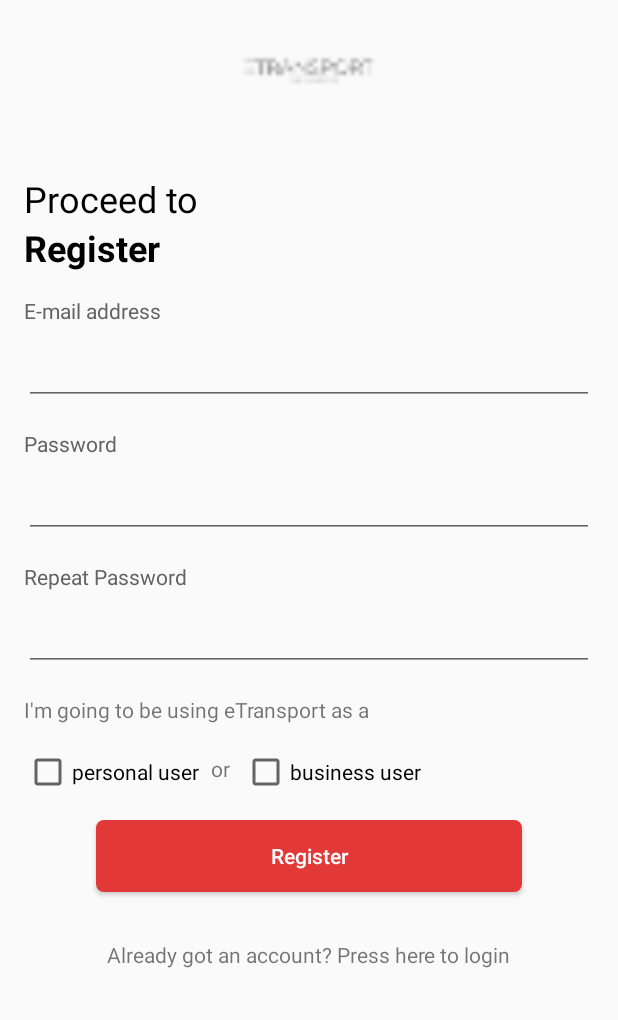
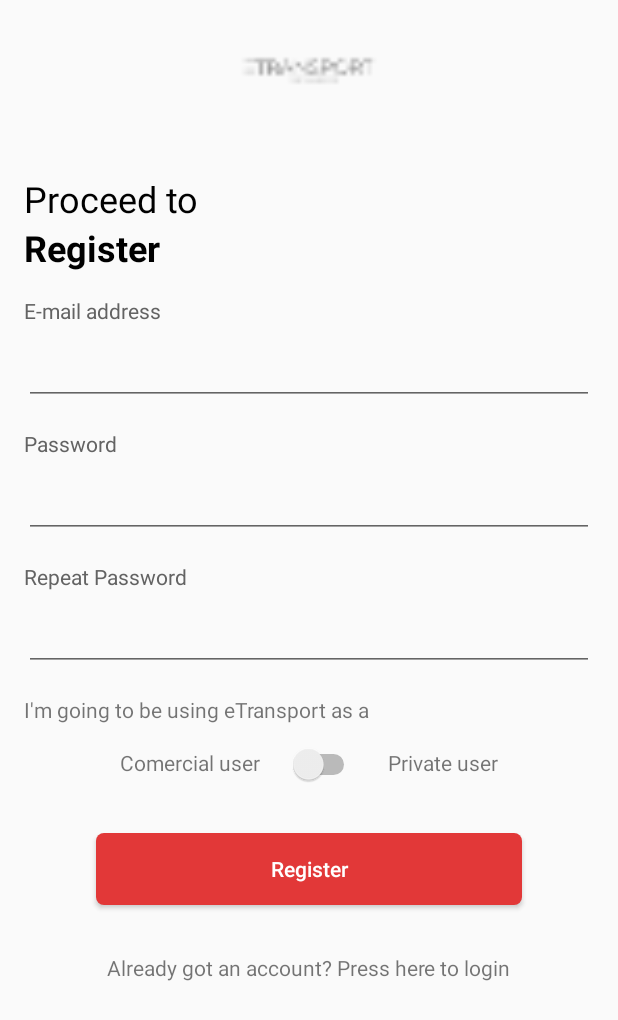
Before and after one commit to DamianSauren/ETransitAndroid, an Android app: the screen it shows after launch (StartActivity), after a tap on "No account yet? Press here to register.", on a phone screen of 412 x 824 dp. Shown: the top 1020 px of the screen. Run offline under Robolectric (Android 15) with nearby library versions, the phone set to English and light mode, and no system bars; our stand-ins replace Firebase (no records; nobody signed in at launch, a user with empty details on screens opened directly).

Commit message:
Changed registration and added orders with database read and write

```diff
--- a/app/build.gradle
+++ b/app/build.gradle
@@ -10,7 +10,7 @@ android {
 
     defaultConfig {
         applicationId "com.example.etransportandroid"
-        minSdkVersion 24
+        minSdkVersion 26
         targetSdkVersion 29
         versionCode 1
         versionName "1.0"
--- a/app/src/main/java/com/example/etransportandroid/StartActivity.kt
+++ b/app/src/main/java/com/example/etransportandroid/StartActivity.kt
@@ -2,12 +2,12 @@ package com.example.etransportandroid
 
 import android.content.Intent
 import android.os.Bundle
-import android.util.Log
-import android.widget.Toast
 import androidx.appcompat.app.AppCompatActivity
 import androidx.constraintlayout.widget.ConstraintLayout
 import androidx.fragment.app.Fragment
 import com.example.etransportandroid.enumClasses.Fragments
+import com.example.etransportandroid.fragments.LoginFragment
+import com.example.etransportandroid.fragments.RegisterFragment
 import com.example.etransportandroid.interfaces.FragmentManagement
 import com.google.firebase.FirebaseApp
 import com.google.firebase.auth.FirebaseAuth
@@ -17,8 +17,10 @@ class StartActivity: AppCompatActivity(), FragmentManagement {
 
     private var currentFragment: Fragment = LoginFragment(this)
 
-    override fun onStart() {
-        super.onStart()
+    override fun onCreate(savedInstanceState: Bundle?) {
+        super.onCreate(savedInstanceState)
+        FirebaseApp.initializeApp(this)
+        setContentView(R.layout.activity_login)
         mAuth = FirebaseAuth.getInstance()
 
         //Check if the current user is singed in (non-null) and proceed to MainActivity
@@ -26,12 +28,6 @@ class StartActivity: AppCompatActivity(), FragmentManagement {
         if(currentUser!= null) {
             loadMainActivity()
         }
-    }
-
-    override fun onCreate(savedInstanceState: Bundle?) {
-        super.onCreate(savedInstanceState)
-        FirebaseApp.initializeApp(this)
-        setContentView(R.layout.activity_login)
 
         if(findViewById<ConstraintLayout>(R.id.container) != null) {
             if(savedInstanceState == null) {
@@ -42,7 +38,7 @@ class StartActivity: AppCompatActivity(), FragmentManagement {
         }
     }
 
-    public fun loadMainActivity() {
+    fun loadMainActivity() {
         val intent = Intent(this, MainActivity::class.java)
         startActivity(intent)
     }
--- a/app/src/main/java/com/example/etransportandroid/data/User.kt
+++ b/app/src/main/java/com/example/etransportandroid/data/User.kt
@@ -4,7 +4,6 @@ import com.google.firebase.database.IgnoreExtraProperties
 
 @IgnoreExtraProperties
 data class User(
-    var username: String? = "",
     var groupID: String = "",
     var orders: Orders
 ) {
--- a/app/src/main/java/com/example/etransportandroid/BookingFragment.kt
+++ b/app/src/main/java/com/example/etransportandroid/fragments/BookingFragment.kt
@@ -1,10 +1,11 @@
-package com.example.etransportandroid
+package com.example.etransportandroid.fragments
 
 import android.os.Bundle
 import android.view.LayoutInflater
 import android.view.View
 import android.view.ViewGroup
 import androidx.fragment.app.Fragment
+import com.example.etransportandroid.R
 
 class BookingFragment: Fragment() {
 
--- a/app/src/main/java/com/example/etransportandroid/FirstFragment.kt
+++ b/app/src/main/java/com/example/etransportandroid/fragments/FirstFragment.kt
@@ -1,4 +1,4 @@
-package com.example.etransportandroid
+package com.example.etransportandroid.fragments
 
 import android.os.Bundle
 import androidx.fragment.app.Fragment
@@ -7,6 +7,7 @@ import android.view.View
 import android.view.ViewGroup
 import android.widget.Button
 import androidx.navigation.fragment.findNavController
+import com.example.etransportandroid.R
 
 /**
  * A simple [Fragment] subclass as the default destination in the navigation.
--- a/app/src/main/java/com/example/etransportandroid/LoginFragment.kt
+++ b/app/src/main/java/com/example/etransportandroid/fragments/LoginFragment.kt
@@ -1,4 +1,4 @@
-package com.example.etransportandroid
+package com.example.etransportandroid.fragments
 
 import android.os.Bundle
 import android.util.Log
@@ -10,11 +10,11 @@ import android.widget.EditText
 import android.widget.TextView
 import android.widget.Toast
 import androidx.fragment.app.Fragment
+import com.example.etransportandroid.R
+import com.example.etransportandroid.StartActivity
 import com.example.etransportandroid.enumClasses.Fragments
 import com.example.etransportandroid.interfaces.FragmentManagement
 import com.google.firebase.auth.FirebaseAuth
-import kotlinx.android.synthetic.main.fragment_login.*
-import kotlinx.android.synthetic.main.fragment_login.view.*
 
 class LoginFragment(private val fragmentManagement: FragmentManagement): Fragment() {
 
--- a/app/src/main/java/com/example/etransportandroid/RegisterFragment.kt
+++ b/app/src/main/java/com/example/etransportandroid/fragments/RegisterFragment.kt
@@ -1,19 +1,18 @@
-package com.example.etransportandroid
+package com.example.etransportandroid.fragments
 
 import android.os.Bundle
 import android.util.Log
 import android.view.LayoutInflater
 import android.view.View
 import android.view.ViewGroup
-import android.widget.Button
-import android.widget.EditText
-import android.widget.TextView
-import android.widget.Toast
+import android.widget.*
 import androidx.fragment.app.Fragment
+import com.example.etransportandroid.R
+import com.example.etransportandroid.StartActivity
+import com.example.etransportandroid.data.Database
 import com.example.etransportandroid.enumClasses.Fragments
 import com.example.etransportandroid.interfaces.FragmentManagement
 import com.google.firebase.auth.FirebaseAuth
-import kotlinx.android.synthetic.main.fragment_register.view.*
 
 class RegisterFragment(private val fragmentManagement: FragmentManagement): Fragment() {
 
@@ -25,6 +24,7 @@ class RegisterFragment(private val fragmentManagement: FragmentManagement): Frag
     private lateinit var repeatPasswordEditText: EditText
     private lateinit var registerButton: Button
     private lateinit var loginTextView: TextView
+    private lateinit var groupSwitch: Switch
 
     override fun onCreateView(
         inflater: LayoutInflater,
@@ -38,6 +38,7 @@ class RegisterFragment(private val fragmentManagement: FragmentManagement): Frag
         repeatPasswordEditText = layout.findViewById(R.id.repeat_password_register_edittext)
         registerButton = layout.findViewById(R.id.register_button)
         loginTextView = layout.findViewById(R.id.login_textview)
+        groupSwitch = layout.findViewById(R.id.group_switch_register)
 
         mAuth = FirebaseAuth.getInstance()
         setupRegisterForm()
@@ -90,6 +91,14 @@ class RegisterFragment(private val fragmentManagement: FragmentManagement): Frag
                     Log.d("LOGIN", "createUserWithEmail:success")
                     val user = mAuth.currentUser
                     (activity as StartActivity).loadMainActivity()
+
+                    if (user != null) {
+                        Database().writeNewUser(
+                            userId = user.uid,
+                            groupId = if(!groupSwitch.isChecked) Database.GroupID.COMMERCIAL else Database.GroupID.PRIVATE
+
+                        )
+                    }
                 } else {
                     // If sign in fails, display a message to the user.
                     Log.w("LOGIN", "createUserWithEmail:failure", task.exception)
--- a/app/src/main/res/layout/fragment_first.xml
+++ b/app/src/main/res/layout/fragment_first.xml
@@ -4,7 +4,7 @@
     xmlns:tools="http://schemas.android.com/tools"
     android:layout_width="match_parent"
     android:layout_height="match_parent"
-    tools:context=".FirstFragment">
+    tools:context=".fragments.FirstFragment">
 
     <TextView
         android:id="@+id/textview_first"
--- a/app/src/main/res/layout/fragment_register.xml
+++ b/app/src/main/res/layout/fragment_register.xml
@@ -94,9 +94,9 @@
       android:id="@+id/register_button"
       android:layout_width="0dp"
       android:layout_height="wrap_content"
+      android:layout_marginStart="64dp"
+      android:layout_marginTop="32dp"
       android:layout_marginEnd="64dp"
-      android:layout_marginStart="64dp"
-      android:layout_marginTop="16dp"
       android:background="@drawable/rounded_corners"
       android:text="Register"
       android:textAllCaps="false"
@@ -104,7 +104,7 @@
       app:layout_constraintEnd_toEndOf="parent"
       app:layout_constraintHorizontal_bias="0.0"
       app:layout_constraintStart_toStartOf="parent"
-      app:layout_constraintTop_toBottomOf="@+id/checkBox2" />
+      app:layout_constraintTop_toBottomOf="@+id/group_switch_register" />
 
   <TextView
       android:id="@+id/login_textview"
@@ -142,36 +142,6 @@
       app:layout_constraintStart_toStartOf="parent"
       app:layout_constraintTop_toBottomOf="@+id/textView4" />
 
-  <CheckBox
-      android:id="@+id/checkBox"
-      android:layout_width="wrap_content"
-      android:layout_height="wrap_content"
-      android:layout_marginStart="16dp"
-      android:layout_marginTop="16dp"
-      android:text="personal user"
-      app:layout_constraintStart_toStartOf="parent"
-      app:layout_constraintTop_toBottomOf="@+id/login_textview" />
-
-  <CheckBox
-      android:id="@+id/checkBox2"
-      android:layout_width="wrap_content"
-      android:layout_height="wrap_content"
-      android:layout_marginStart="8dp"
-      android:layout_marginTop="16dp"
-      android:text="business user"
-      app:layout_constraintStart_toEndOf="@+id/textView5"
-      app:layout_constraintTop_toBottomOf="@+id/login_textview" />
-
-  <TextView
-      android:id="@+id/textView5"
-      android:layout_width="wrap_content"
-      android:layout_height="wrap_content"
-      android:layout_marginStart="8dp"
-      android:layout_marginTop="20dp"
-      android:text="or"
-      app:layout_constraintStart_toEndOf="@+id/checkBox"
-      app:layout_constraintTop_toBottomOf="@+id/login_textview" />
-
   <TextView
       android:id="@+id/textView7"
       android:layout_width="wrap_content"
@@ -182,4 +152,33 @@
       app:layout_constraintStart_toStartOf="parent"
       app:layout_constraintTop_toBottomOf="@+id/register_button" />
 
+  <Switch
+      android:id="@+id/group_switch_register"
+      android:layout_width="wrap_content"
+      android:layout_height="wrap_content"
+      android:layout_marginTop="13dp"
+      app:layout_constraintEnd_toStartOf="@+id/textView8"
+      app:layout_constraintStart_toEndOf="@+id/textView5"
+      app:layout_constraintTop_toBottomOf="@+id/login_textview" />
+
+  <TextView
+      android:id="@+id/textView5"
+      android:layout_width="wrap_content"
+      android:layout_height="wrap_content"
+      android:layout_marginStart="80dp"
+      android:layout_marginTop="16dp"
+      android:text="Comercial user"
+      app:layout_constraintStart_toStartOf="parent"
+      app:layout_constraintTop_toBottomOf="@+id/login_textview" />
+
+  <TextView
+      android:id="@+id/textView8"
+      android:layout_width="wrap_content"
+      android:layout_height="wrap_content"
+      android:layout_marginTop="16dp"
+      android:layout_marginEnd="80dp"
+      android:text="Private user"
+      app:layout_constraintEnd_toEndOf="parent"
+      app:layout_constraintTop_toBottomOf="@+id/login_textview" />
+
 </androidx.constraintlayout.widget.ConstraintLayout>
--- a/app/src/main/res/navigation/nav_graph.xml
+++ b/app/src/main/res/navigation/nav_graph.xml
@@ -7,7 +7,7 @@
 
     <fragment
         android:id="@+id/FirstFragment"
-        android:name="com.example.etransportandroid.FirstFragment"
+        android:name="com.example.etransportandroid.fragments.FirstFragment"
         android:label="@string/first_fragment_label"
         tools:layout="@layout/fragment_first">
 
```
Also changed, not shown: app/src/main/java/com/example/etransportandroid/MainActivity.kt (+26 -16 lines), app/src/main/java/com/example/etransportandroid/data/DataBase.kt (deleted, +0 -30 lines), app/src/main/java/com/example/etransportandroid/data/Database.kt (added, +94 -0 lines), app/src/main/java/com/example/etransportandroid/data/Order.kt (added, +23 -0 lines), app/src/main/java/com/example/etransportandroid/fragments/HomeFragment.kt (renamed from app/src/main/java/com/example/etransportandroid/SettingsFragment.kt, +4 -3 lines), app/src/main/java/com/example/etransportandroid/fragments/SettingsFragment.kt (renamed from app/src/main/java/com/example/etransportandroid/HomeFragment.kt, +4 -3 lines).
